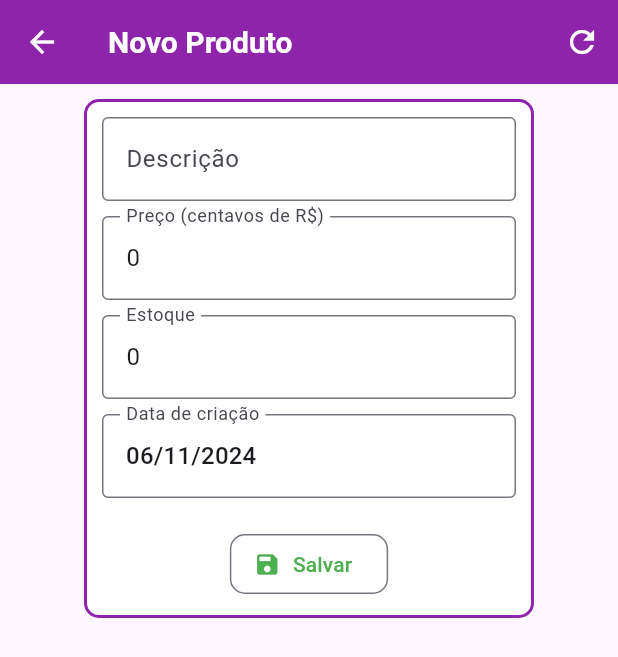
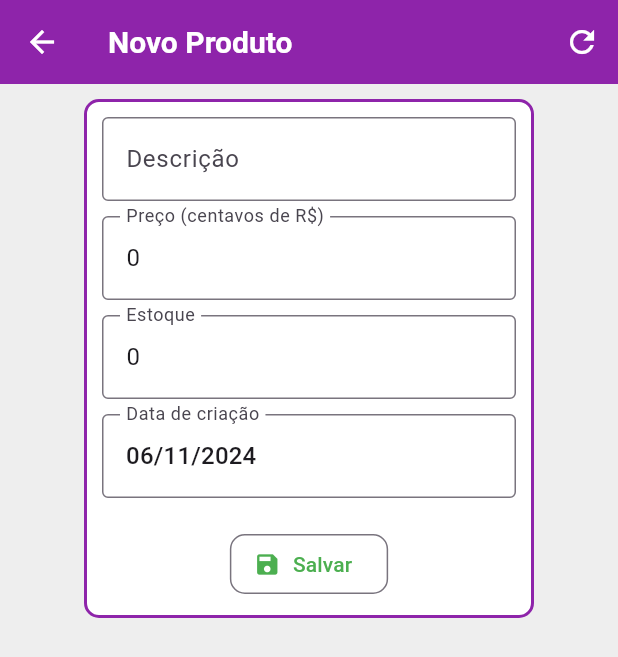
Before and after one commit to afmireski/OPT120_produto_front, a Flutter app: the NewProductPage screen opened by its route, after a tap on "Salvar", after a tap on the "refresh" icon, on a phone screen of 412 x 824 dp. Shown: the top 657 px of the screen. Run offline on Flutter 3.47's test engine with Material 3 defaults, Android fonts, the phone set to English and light mode, and no system bars; drawn by our look-alikes of date_field; our stand-ins replace bloc, dio, equatable, flutter_bloc, go_router; network calls fail.

Commit message:
feat: Implement loading state in NewProductPage

```diff
--- a/lib/src/bloc/newProductPage/new_product_page_bloc.dart
+++ b/lib/src/bloc/newProductPage/new_product_page_bloc.dart
@@ -36,6 +36,10 @@ class NewProductPageBloc
     Emitter<NewProductPageState> emit,
   ) async {
     try {
+      emit(state.copyWith(
+        status: NewProductPageStatus.loading,
+      ));
+
       await _saveProduct(event.data);
 
       emit(state.copyWith(
--- a/lib/src/bloc/newProductPage/new_product_page_state.dart
+++ b/lib/src/bloc/newProductPage/new_product_page_state.dart
@@ -1,6 +1,6 @@
 part of 'new_product_page_bloc.dart';
 
-enum NewProductPageStatus { initial, ready, failure, saved }
+enum NewProductPageStatus { initial, ready, failure, saved, loading }
 
 final class NewProductPageState extends Equatable {
 
--- a/lib/src/page/new_product_page.dart
+++ b/lib/src/page/new_product_page.dart
@@ -7,6 +7,7 @@ import 'package:intl/intl.dart';
 import 'package:opt120_produto_front/src/bloc/newProductPage/new_product_page_bloc.dart';
 import 'package:opt120_produto_front/src/bloc/productsPage/products_bloc.dart';
 import 'package:opt120_produto_front/src/models/product_body.dart';
+import 'package:opt120_produto_front/src/widgets/http_dialog.dart';
 
 class NewProductPage extends StatefulWidget {
   const NewProductPage({Key? key}) : super(key: key);
@@ -45,15 +46,19 @@ class _NewProductPageState extends State<NewProductPage> {
           ),
         ],
       ),
+      backgroundColor: Colors.grey[200],
       body: BlocBuilder<NewProductPageBloc, NewProductPageState>(
         builder: (context, state) {
           switch (state.status) {
             case NewProductPageStatus.ready:
               return _newProductForm(state.productData!);
             case NewProductPageStatus.saved:
-              return const Center(
-                child: Text('Produto salvo com sucesso!'),
-              );
+              return HttpDialog(
+                  httpCode: 200,
+                  message: 'Produto cadastrado com sucesso',
+                  onOk: () {
+                    context.go('/');
+                  });
             default:
               return const Center(
                 child: CircularProgressIndicator(),
```
